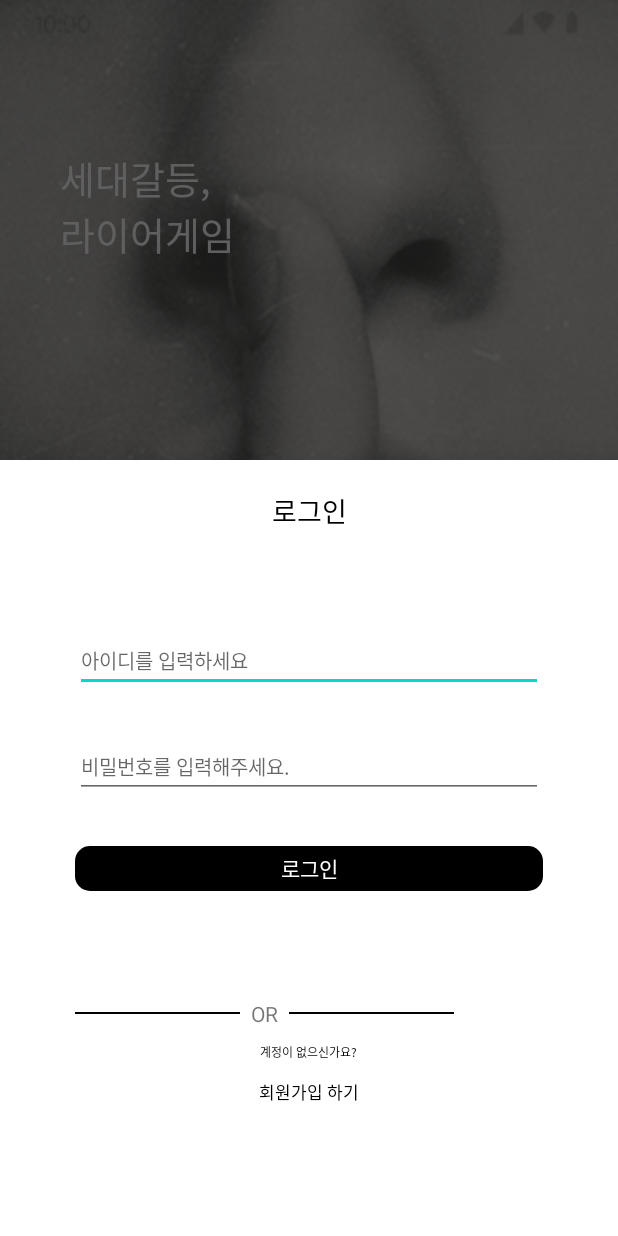
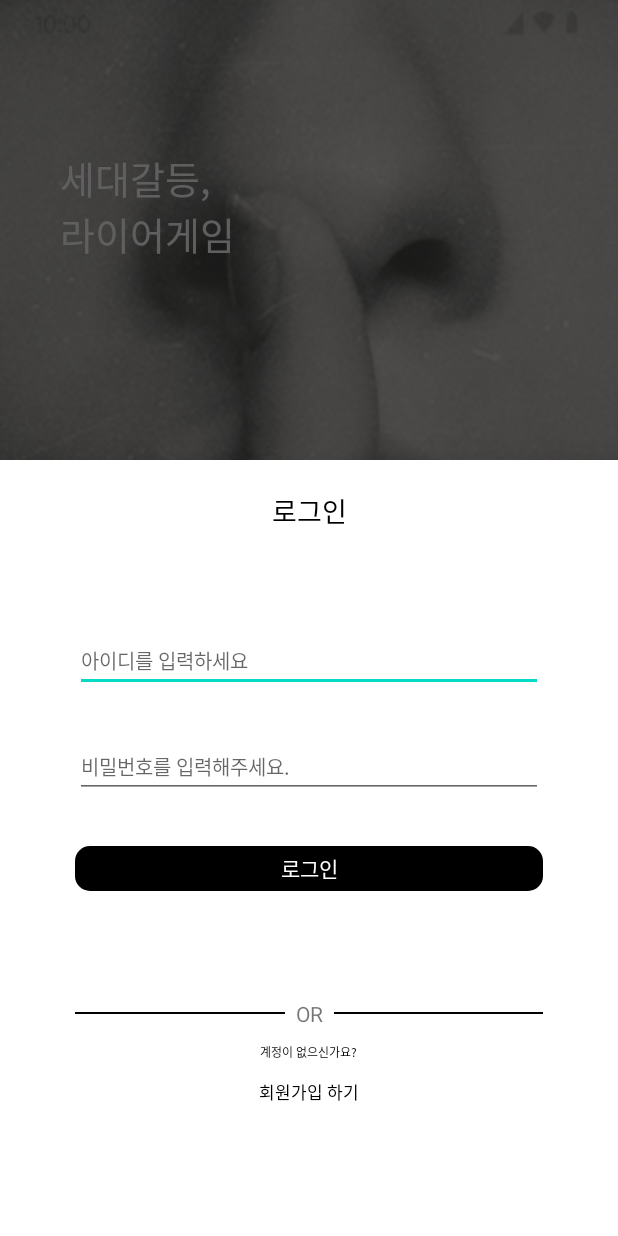
Before and after one commit to MinuteMate/Seri-Android, an Android app: the screen it shows after launch (SplashActivity), after a tap on "로그인 하기", on a phone screen of 412 x 824 dp. Run offline under Robolectric (Android 15) with nearby library versions, the phone set to English and light mode, and no system bars; our stand-ins replace Dagger/Hilt's generated code, data binding.

Commit message:
♻️ :: view line with update

```diff
--- a/app/src/main/res/layout/fragment_auth_login.xml
+++ b/app/src/main/res/layout/fragment_auth_login.xml
@@ -73,7 +73,7 @@
 
 
                 <View
-                    android:layout_width="110dp"
+                    android:layout_width="140dp"
                     android:layout_height="1dp"
                     android:layout_gravity="center"
                     android:background="@drawable/auth_login_line" />
@@ -87,7 +87,7 @@
                     android:text="OR" />
 
                 <View
-                    android:layout_width="110dp"
+                    android:layout_width="140dp"
                     android:layout_height="1dp"
 
                     android:layout_gravity="center"
```
